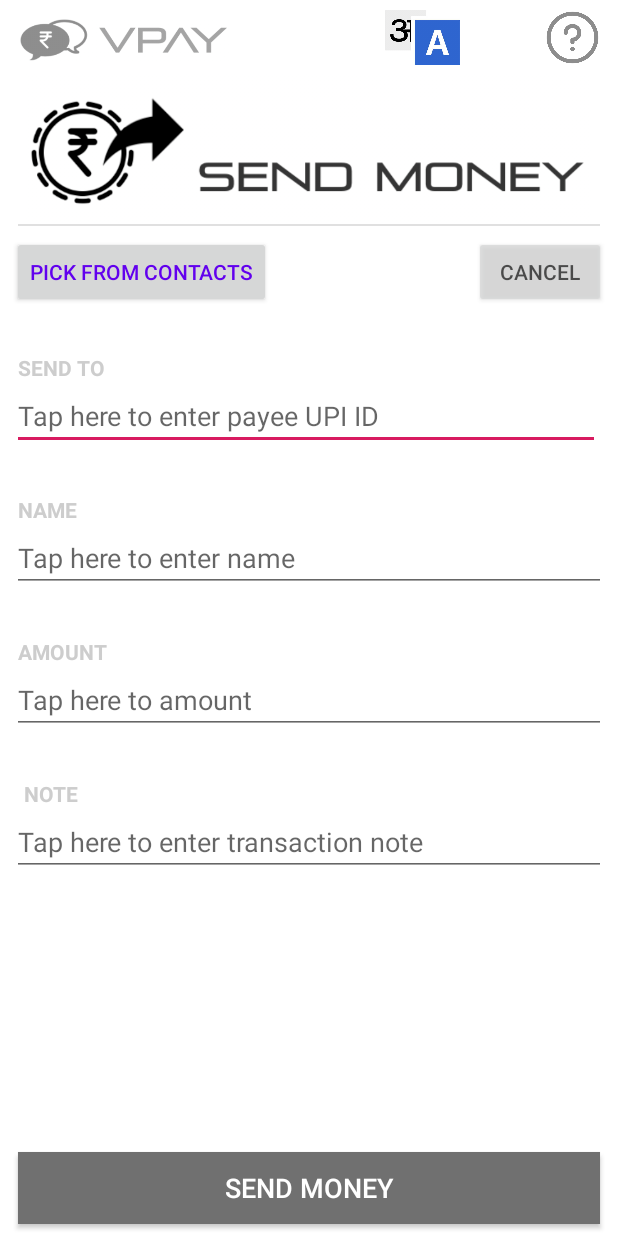
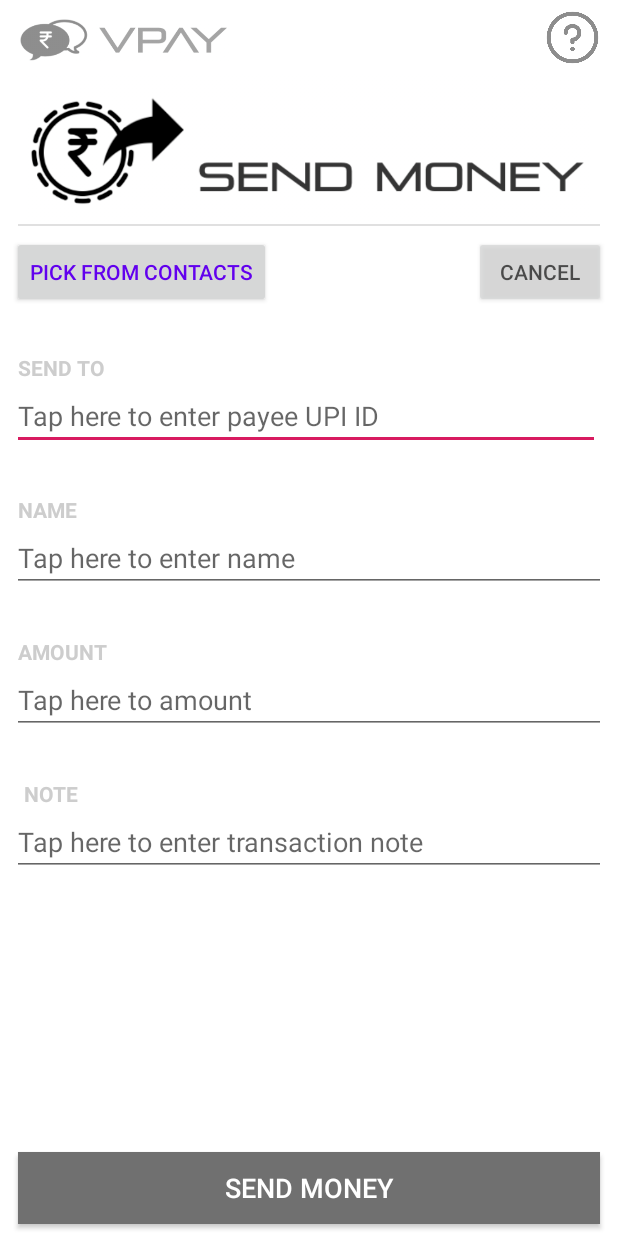
Before and after one commit to slangdeepak/vpay, an Android app: the SendActivity screen opened directly, with no data from a screen before it, on a phone screen of 412 x 824 dp. Run offline under Robolectric (Android 15) with nearby library versions, the phone set to English and light mode, and no system bars; libraries missing offline, so code that uses them is left out: in.slanglabs.platform.

Commit message:
Removed old lang selector from send activity and fixed issue with showing the in app examples in selected locale.

```diff
--- a/app/src/main/java/in/slanglabs/vpay/activities/SendActivity.java
+++ b/app/src/main/java/in/slanglabs/vpay/activities/SendActivity.java
@@ -3,17 +3,13 @@ package in.slanglabs.vpay.activities;
 import android.app.Activity;
 import android.app.AlertDialog;
 import android.app.Dialog;
-import android.content.BroadcastReceiver;
-import android.content.Context;
 import android.content.DialogInterface;
 import android.content.Intent;
-import android.content.IntentFilter;
 import android.content.SharedPreferences;
 import android.net.Uri;
 import android.os.Bundle;
 import android.os.Handler;
 import android.os.Looper;
-import android.support.v4.content.LocalBroadcastManager;
 import android.util.Log;
 import android.view.View;
 import android.widget.Button;
@@ -43,9 +39,7 @@ public class SendActivity extends Activity {
     TextView amountView;
     TextView noteView;
     ImageView helpButton;
-    ImageView langButton;
     private SharedPreferences sharedPreferences;
-    private String locale;
     public static int REQUEST_UPI_VOICE = 1;
     public static int REQUEST_UPI_TOUCH = 2;
     public static int REQUEST_CONTACT = 3;
@@ -109,28 +103,6 @@ public class SendActivity extends Activity {
         });
 
         sharedPreferences = getSharedPreferences("SharedPref", MODE_PRIVATE);
-        locale = sharedPreferences.getString("locale", "en");
-        langButton = findViewById(R.id.lang_select);
-        if (locale.equalsIgnoreCase("en")) {
-            langButton.setImageResource(R.drawable.english);
-        } else {
-            langButton.setImageResource(R.drawable.hindi);
-        }
-        langButton.setOnClickListener(new View.OnClickListener() {
-            @Override
-            public void onClick(View v) {
-                try {
-                    if (locale.equalsIgnoreCase("en")) {
-                        SlangBuddy.getBuddyContext().setCurrentLocale(SlangLocale.LOCALE_HINDI_IN);
-                    } else {
-                        SlangBuddy.getBuddyContext().setCurrentLocale(SlangLocale.LOCALE_ENGLISH_IN);
-                    }
-                } catch (Exception e) {
-                    //pass
-                }
-            }
-        });
-        LocalBroadcastManager.getInstance(this).registerReceiver(listener, new IntentFilter("localeChanged"));
     }
 
     private String mLastReceiver;
@@ -376,19 +348,4 @@ public class SendActivity extends Activity {
                 .setView(view);
         return builder.create();
     }
-
-    private BroadcastReceiver listener = new BroadcastReceiver() {
-        @Override
-        public void onReceive(Context context, Intent intent) {
-            locale = intent.getStringExtra("localeBroadcast");
-            SharedPreferences.Editor editor = sharedPreferences.edit();
-            editor.putString("locale", locale);
-            editor.apply();
-            if (locale.equals("en")) {
-                langButton.setImageResource(R.drawable.english);
-            } else {
-                langButton.setImageResource(R.drawable.hindi);
-            }
-        }
-    };
 }
--- a/app/src/main/res/layout/activity_send.xml
+++ b/app/src/main/res/layout/activity_send.xml
@@ -32,20 +32,6 @@
         android:src="@drawable/vpay_header"
         app:layout_constraintStart_toStartOf="parent"
         app:layout_constraintTop_toTopOf="parent" />
-
-    <ImageView
-        android:id="@+id/lang_select"
-        android:layout_width="50dp"
-        android:layout_height="50dp"
-        android:layout_marginTop="12dp"
-        android:layout_marginEnd="50dp"
-        android:layout_marginRight="5dp"
-        android:layout_marginBottom="449dp"
-        app:layout_constraintTop_toTopOf="parent"
-        app:layout_constraintRight_toLeftOf="@+id/helpView"
-        app:layout_constraintBaseline_toBaselineOf="@+id/imageView3"
-        android:src="@drawable/english"
-        android:contentDescription="@string/todo" />
 
     <ImageView
         android:id="@+id/helpView"
```
Also changed, not shown: app/src/main/java/in/slanglabs/vpay/activities/MainActivity.java (+12 -0 lines).
